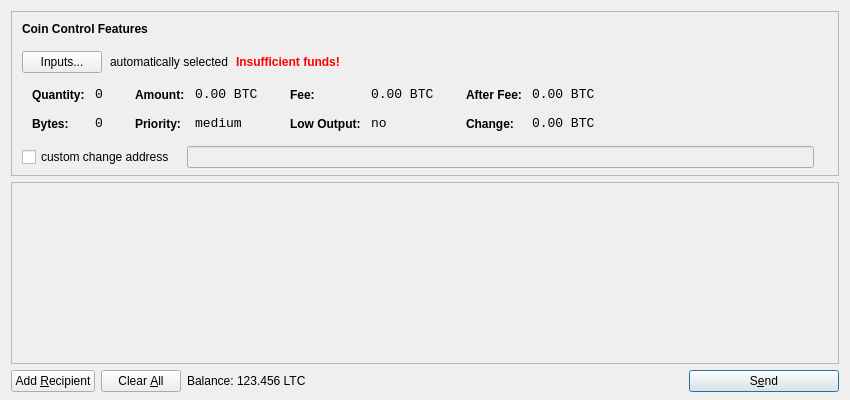
Old version of the form src/qt/forms/sendcoinsdialog.ui in the repository FRN-Crypto/FRN.
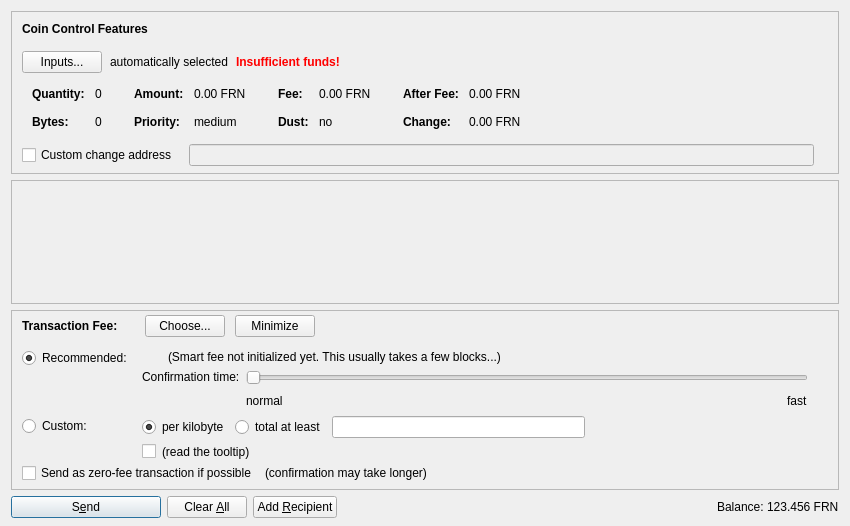
New version of the form. Icons and pictures are not drawn. Custom widgets are drawn as their Qt base class.

```diff
--- a/src/qt/forms/sendcoinsdialog.ui
+++ b/src/qt/forms/sendcoinsdialog.ui
@@ -7,13 +7,13 @@
     <x>0</x>
     <y>0</y>
     <width>850</width>
-    <height>400</height>
+    <height>526</height>
    </rect>
   </property>
   <property name="windowTitle">
    <string>Send Coins</string>
   </property>
-  <layout class="QVBoxLayout" name="verticalLayout" stretch="0,1,0">
+  <layout class="QVBoxLayout" name="verticalLayout" stretch="0,1,0,0">
    <property name="bottomMargin">
     <number>8</number>
    </property>
@@ -39,7 +39,7 @@
      </property>
      <layout class="QVBoxLayout" name="verticalLayoutCoinControl2">
       <property name="spacing">
-       <number>-1</number>
+       <number>0</number>
       </property>
       <property name="leftMargin">
        <number>0</number>
@@ -206,8 +206,11 @@
                </property>
                <item row="0" column="0">
                 <widget class="QLabel" name="labelCoinControlQuantityText">
-                 <property name="styleSheet">
-                  <string notr="true">font-weight:bold;</string>
+                 <property name="font">
+                  <font>
+                   <weight>75</weight>
+                   <bold>true</bold>
+                  </font>
                  </property>
                  <property name="text">
                   <string>Quantity:</string>
@@ -219,12 +222,6 @@
                </item>
                <item row="0" column="1">
                 <widget class="QLabel" name="labelCoinControlQuantity">
-                 <property name="font">
-                  <font>
-                   <family>Monospace</family>
-                   <pointsize>10</pointsize>
-                  </font>
-                 </property>
                  <property name="cursor">
                   <cursorShape>IBeamCursor</cursorShape>
                  </property>
@@ -244,8 +241,11 @@
                </item>
                <item row="1" column="0">
                 <widget class="QLabel" name="labelCoinControlBytesText">
-                 <property name="styleSheet">
-                  <string notr="true">font-weight:bold;</string>
+                 <property name="font">
+                  <font>
+                   <weight>75</weight>
+                   <bold>true</bold>
+                  </font>
                  </property>
                  <property name="text">
                   <string>Bytes:</string>
@@ -254,12 +254,6 @@
                </item>
                <item row="1" column="1">
                 <widget class="QLabel" name="labelCoinControlBytes">
-                 <property name="font">
-                  <font>
-                   <family>Monospace</family>
-                   <pointsize>10</pointsize>
-                  </font>
-                 </property>
                  <property name="cursor">
                   <cursorShape>IBeamCursor</cursorShape>
                  </property>
@@ -295,8 +289,11 @@
                </property>
                <item row="0" column="0">
                 <widget class="QLabel" name="labelCoinControlAmountText">
-                 <property name="styleSheet">
-                  <string notr="true">font-weight:bold;</string>
+                 <property name="font">
+                  <font>
+                   <weight>75</weight>
+                   <bold>true</bold>
+                  </font>
                  </property>
                  <property name="text">
                   <string>Amount:</string>
@@ -308,12 +305,6 @@
                </item>
                <item row="0" column="1">
                 <widget class="QLabel" name="labelCoinControlAmount">
-                 <property name="font">
-                  <font>
-                   <family>Monospace</family>
-                   <pointsize>10</pointsize>
-                  </font>
-                 </property>
                  <property name="cursor">
                   <cursorShape>IBeamCursor</cursorShape>
                  </property>
@@ -321,7 +312,7 @@
                   <enum>Qt::ActionsContextMenu</enum>
                  </property>
                  <property name="text">
-                  <string notr="true">0.00 BTC</string>
+                  <string notr="true">0.00 FRN</string>
                  </property>
                  <property name="textInteractionFlags">
                   <set>Qt::LinksAccessibleByMouse|Qt::TextSelectableByKeyboard|Qt::TextSelectableByMouse</set>
@@ -330,8 +321,11 @@
                </item>
                <item row="1" column="0">
                 <widget class="QLabel" name="labelCoinControlPriorityText">
-                 <property name="styleSheet">
-                  <string notr="true">font-weight:bold;</string>
+                 <property name="font">
+                  <font>
+                   <weight>75</weight>
+                   <bold>true</bold>
+                  </font>
                  </property>
                  <property name="text">
                   <string>Priority:</string>
@@ -340,12 +334,6 @@
                </item>
                <item row="1" column="1">
                 <widget class="QLabel" name="labelCoinControlPriority">
-                 <property name="font">
-                  <font>
-                   <family>Monospace</family>
-                   <pointsize>10</pointsize>
-                  </font>
-                 </property>
                  <property name="cursor">
                   <cursorShape>IBeamCursor</cursorShape>
                  </property>
@@ -381,8 +369,11 @@
                </property>
                <item row="0" column="0">
                 <widget class="QLabel" name="labelCoinControlFeeText">
-                 <property name="styleSheet">
-                  <string notr="true">font-weight:bold;</string>
+                 <property name="font">
+                  <font>
+                   <weight>75</weight>
+                   <bold>true</bold>
+                  </font>
                  </property>
                  <property name="text">
                   <string>Fee:</string>
@@ -394,12 +385,6 @@
                </item>
                <item row="0" column="1">
                 <widget class="QLabel" name="labelCoinControlFee">
-                 <property name="font">
-                  <font>
-                   <family>Monospace</family>
-                   <pointsize>10</pointsize>
-                  </font>
-                 </property>
                  <property name="cursor">
                   <cursorShape>IBeamCursor</cursorShape>
                  </property>
@@ -407,7 +392,7 @@
                   <enum>Qt::ActionsContextMenu</enum>
                  </property>
                  <property name="text">
-                  <string notr="true">0.00 BTC</string>
+                  <string notr="true">0.00 FRN</string>
                  </property>
                  <property name="textInteractionFlags">
                   <set>Qt::LinksAccessibleByMouse|Qt::TextSelectableByKeyboard|Qt::TextSelectableByMouse</set>
@@ -416,22 +401,19 @@
                </item>
                <item row="1" column="0">
                 <widget class="QLabel" name="labelCoinControlLowOutputText">
-                 <property name="styleSheet">
-                  <string notr="true">font-weight:bold;</string>
+                 <property name="font">
+                  <font>
+                   <weight>75</weight>
+                   <bold>true</bold>
+                  </font>
                  </property>
                  <property name="text">
-                  <string>Low Output:</string>
+                  <string>Dust:</string>
                  </property>
                 </widget>
                </item>
                <item row="1" column="1">
                 <widget class="QLabel" name="labelCoinControlLowOutput">
-                 <property name="font">
-                  <font>
-                   <family>Monospace</family>
-                   <pointsize>10</pointsize>
-                  </font>
-                 </property>
                  <property name="cursor">
                   <cursorShape>IBeamCursor</cursorShape>
                  </property>
@@ -467,8 +449,11 @@
                </property>
                <item row="0" column="0">
                 <widget class="QLabel" name="labelCoinControlAfterFeeText">
-                 <property name="styleSheet">
-                  <string notr="true">font-weight:bold;</string>
+                 <property name="font">
+                  <font>
+                   <weight>75</weight>
+                   <bold>true</bold>
+                  </font>
                  </property>
                  <property name="text">
                   <string>After Fee:</string>
@@ -480,12 +465,6 @@
                </item>
                <item row="0" column="1">
                 <widget class="QLabel" name="labelCoinControlAfterFee">
-                 <property name="font">
-                  <font>
-                   <family>Monospace</family>
-                   <pointsize>10</pointsize>
-                  </font>
-                 </property>
                  <property name="cursor">
                   <cursorShape>IBeamCursor</cursorShape>
                  </property>
@@ -493,7 +472,7 @@
                   <enum>Qt::ActionsContextMenu</enum>
                  </property>
                  <property name="text">
-                  <string notr="true">0.00 BTC</string>
+                  <string notr="true">0.00 FRN</string>
                  </property>
                  <property name="textInteractionFlags">
                   <set>Qt::LinksAccessibleByMouse|Qt::TextSelectableByKeyboard|Qt::TextSelectableByMouse</set>
@@ -502,8 +481,11 @@
                </item>
                <item row="1" column="0">
                 <widget class="QLabel" name="labelCoinControlChangeText">
-                 <property name="styleSheet">
-                  <string notr="true">font-weight:bold;</string>
+                 <property name="font">
+                  <font>
+                   <weight>75</weight>
+                   <bold>true</bold>
+                  </font>
                  </property>
                  <property name="text">
                   <string>Change:</string>
@@ -512,12 +494,6 @@
                </item>
                <item row="1" column="1">
                 <widget class="QLabel" name="labelCoinControlChange">
-                 <property name="font">
-                  <font>
-                   <family>Monospace</family>
-                   <pointsize>10</pointsize>
-                  </font>
-                 </property>
                  <property name="cursor">
                   <cursorShape>IBeamCursor</cursorShape>
                  </property>
@@ -525,7 +501,7 @@
                   <enum>Qt::ActionsContextMenu</enum>
                  </property>
                  <property name="text">
-                  <string notr="true">0.00 BTC</string>
+                  <string notr="true">0.00 FRN</string>
                  </property>
                  <property name="textInteractionFlags">
                   <set>Qt::LinksAccessibleByMouse|Qt::TextSelectableByKeyboard|Qt::TextSelectableByMouse</set>
@@ -556,7 +532,7 @@
           <item>
            <widget class="QCheckBox" name="checkBoxCoinControlChange">
             <property name="text">
-             <string>custom change address</string>
+             <string>Custom change address</string>
             </property>
            </widget>
           </item>
@@ -626,11 +602,20 @@
         <x>0</x>
         <y>0</y>
         <width>830</width>
-        <height>165</height>
+        <height>68</height>
        </rect>
       </property>
-      <layout class="QVBoxLayout" name="verticalLayout_2">
-       <property name="margin">
+      <layout class="QVBoxLayout" name="verticalLayout_2" stretch="0,1">
+       <property name="leftMargin">
+        <number>0</number>
+       </property>
+       <property name="topMargin">
+        <number>0</number>
+       </property>
+       <property name="rightMargin">
+        <number>0</number>
+       </property>
+       <property name="bottomMargin">
         <number>0</number>
        </property>
        <item>
@@ -657,15 +642,605 @@
      </widget>
     </widget>
    </item>
+   <item>
+    <widget class="QFrame" name="frameFee">
+     <property name="sizePolicy">
+      <sizepolicy hsizetype="Expanding" vsizetype="Expanding">
+       <horstretch>0</horstretch>
+       <verstretch>0</verstretch>
+      </sizepolicy>
+     </property>
+     <property name="maximumSize">
+      <size>
+       <width>16777215</width>
+       <height>16777215</height>
+      </size>
+     </property>
+     <property name="frameShape">
+      <enum>QFrame::StyledPanel</enum>
+     </property>
+     <property name="frameShadow">
+      <enum>QFrame::Sunken</enum>
+     </property>
+     <layout class="QVBoxLayout" name="verticalLayoutFee1">
+      <property name="spacing">
+       <number>0</number>
+      </property>
+      <property name="leftMargin">
+       <number>0</number>
+      </property>
+      <property name="topMargin">
+       <number>0</number>
+      </property>
+      <property name="rightMargin">
+       <number>0</number>
+      </property>
+      <property name="bottomMargin">
+       <number>0</number>
+      </property>
+      <item>
+       <layout class="QVBoxLayout" name="verticalLayoutFee2" stretch="0,0,0">
+        <property name="spacing">
+         <number>0</number>
+        </property>
+        <property name="leftMargin">
+         <number>10</number>
+        </property>
+        <property name="topMargin">
+         <number>0</number>
+        </property>
+        <item>
+         <layout class="QHBoxLayout" name="horizontalLayoutFee1">
+          <property name="bottomMargin">
+           <number>0</number>
+          </property>
+          <item>
+           <layout class="QVBoxLayout" name="verticalLayoutFee7">
+            <property name="spacing">
+             <number>0</number>
+            </property>
+            <item>
+             <spacer name="verticalSpacerSmartFee">
+              <property name="orientation">
+               <enum>Qt::Vertical</enum>
+              </property>
+              <property name="sizeType">
+               <enum>QSizePolicy::Fixed</enum>
+              </property>
+              <property name="sizeHint" stdset="0">
+               <size>
+                <width>1</width>
+                <height>4</height>
+               </size>
+              </property>
+             </spacer>
+            </item>
+            <item>
+             <layout class="QHBoxLayout" name="horizontalLayoutSmartFee">
+              <property name="spacing">
+               <number>10</number>
+              </property>
+              <item>
+               <widget class="QLabel" name="labelFeeHeadline">
+                <property name="sizePolicy">
+                 <sizepolicy hsizetype="Preferred" vsizetype="Maximum">
+                  <horstretch>0</horstretch>
+                  <verstretch>0</verstretch>
+                 </sizepolicy>
+                </property>
+                <property name="font">
+                 <font>
+                  <weight>75</weight>
+                  <bold>true</bold>
+                 </font>
+                </property>
+                <property name="styleSheet">
+                 <string notr="true">font-weight:bold;</string>
+                </property>
+                <property name="text">
+                 <string>Transaction Fee:</string>
+                </property>
+               </widget>
+              </item>
+              <item>
+               <widget class="QLabel" name="labelFeeMinimized">
+                <property name="text">
+                 <string/>
+                </property>
+               </widget>
+              </item>
+              <item>
+               <widget class="QPushButton" name="buttonChooseFee">
+                <property name="text">
+                 <string>Choose...</string>
+                </property>
+               </widget>
+              </item>
+              <item>
+               <widget class="QPushButton" name="buttonMinimizeFee">
+                <property name="toolTip">
+                 <string>collapse fee-settings</string>
+                </property>
+                <property name="text">
+                 <string>Minimize</string>
+                </property>
+               </widget>
+              </item>
+             </layout>
+            </item>
+            <item>
+             <spacer name="verticalSpacer_5">
+              <property name="orientation">
+               <enum>Qt::Vertical</enum>
+              </property>
+              <property name="sizeHint" stdset="0">
+               <size>
+                <width>1</width>
+                <height>1</height>
+               </size>
+              </property>
+             </spacer>
+            </item>
+           </layout>
+          </item>
+          <item>
+           <spacer name="horizontalSpacer_4">
+            <property name="orientation">
+             <enum>Qt::Horizontal</enum>
+            </property>
+            <property name="sizeHint" stdset="0">
+             <size>
+              <width>40</width>
+              <height>20</height>
+             </size>
+            </property>
+           </spacer>
+          </item>
+         </layout>
+        </item>
+        <item>
+         <widget class="QFrame" name="frameFeeSelection">
+          <layout class="QVBoxLayout" name="verticalLayoutFee12">
+           <property name="spacing">
+            <number>0</number>
+           </property>
+           <property name="leftMargin">
+            <number>0</number>
+           </property>
+           <property name="topMargin">
+            <number>0</number>
+           </property>
+           <property name="rightMargin">
+            <number>0</number>
+           </property>
+           <property name="bottomMargin">
+            <number>0</number>
+           </property>
+           <item>
+            <layout class="QGridLayout" name="gridLayoutFee">
+             <property name="topMargin">
+              <number>10</number>
+             </property>
+             <property name="bottomMargin">
+              <number>4</number>
+             </property>
+             <property name="horizontalSpacing">
+              <number>10</number>
+             </property>
+             <property name="verticalSpacing">
+              <number>4</number>
+             </property>
+             <item row="1" column="1">
+              <layout class="QVBoxLayout" name="verticalLayoutFee8">
+               <property name="spacing">
+                <number>6</number>
+               </property>
+               <item>
+                <layout class="QHBoxLayout" name="horizontalLayoutFee13">
+                 <item>
+                  <widget class="QRadioButton" name="radioCustomPerKilobyte">
+                   <property name="toolTip">
+                    <string>If the custom fee is set to 1000 satoshis and the transaction is only 250 bytes, then &quot;per kilobyte&quot; only pays 250 satoshis in fee, while &quot;at least&quot; pays 1000 satoshis. For transactions bigger than a kilobyte both pay by kilobyte.</string>
+                   </property>
+                   <property name="text">
+                    <string>per kilobyte</string>
+                   </property>
+                   <property name="checked">
+                    <bool>true</bool>
+                   </property>
+                   <attribute name="buttonGroup">
+                    <string notr="true">groupCustomFee</string>
+                   </attribute>
+                  </widget>
+                 </item>
+                 <item>
+                  <widget class="QRadioButton" name="radioCustomAtLeast">
+                   <property name="toolTip">
+                    <string>If the custom fee is set to 1000 satoshis and the transaction is only 250 bytes, then &quot;per kilobyte&quot; only pays 250 satoshis in fee, while &quot;total at least&quot; pays 1000 satoshis. For transactions bigger than a kilobyte both pay by kilobyte.</string>
+                   </property>
+                   <property name="text">
+                    <string>total at least</string>
+                   </property>
+                   <attribute name="buttonGroup">
+                    <string notr="true">groupCustomFee</string>
+                   </attribute>
+                  </widget>
+                 </item>
+                 <item>
+                  <widget class="BitcoinAmountField" name="customFee"/>
+                 </item>
+                 <item>
+                  <spacer name="horizontalSpacer_6">
+                   <property name="orientation">
+                    <enum>Qt::Horizontal</enum>
+                   </property>
+                   <property name="sizeHint" stdset="0">
+                    <size>
+                     <width>1</width>
+                     <height>1</height>
+                    </size>
+                   </property>
+                  </spacer>
+                 </item>
+                </layout>
+               </item>
+               <item>
+                <layout class="QHBoxLayout" name="horizontalLayoutFee8">
+                 <item>
+                  <widget class="QCheckBox" name="checkBoxMinimumFee">
+                   <property name="toolTip">
+                    <string>Paying only the minimum fee is just fine as long as there is less transaction volume than space in the blocks. But be aware that this can end up in a never confirming transaction once there is more demand for Francs transactions than the network can process.</string>
+                   </property>
+                   <property name="text">
+                    <string/>
+                   </property>
+                  </widget>
+                 </item>
+                 <item>
+                  <widget class="QLabel" name="labelMinFeeWarning">
+                   <property name="enabled">
+                    <bool>true</bool>
+                   </property>
+                   <property name="toolTip">
+                    <string>Paying only the minimum fee is just fine as long as there is less transaction volume than space in the blocks. But be aware that this can end up in a never confirming transaction once there is more demand for Francs transactions than the network can process.</string>
+                   </property>
+                   <property name="text">
+                    <string>(read the tooltip)</string>
+                   </property>
+                   <property name="margin">
+                    <number>5</number>
+                   </property>
+                  </widget>
+                 </item>
+                 <item>
+                  <spacer name="horizontalSpacer_2">
+                   <property name="orientation">
+                    <enum>Qt::Horizontal</enum>
+                   </property>
+                   <property name="sizeHint" stdset="0">
+                    <size>
+                     <width>1</width>
+                     <height>1</height>
+                    </size>
+                   </property>
+                  </spacer>
+                 </item>
+                </layout>
+               </item>
+              </layout>
+             </item>
+             <item row="0" column="0">
+              <layout class="QVBoxLayout" name="verticalLayoutFee4" stretch="0,1">
+               <item>
+                <widget class="QRadioButton" name="radioSmartFee">
+                 <property name="text">
+                  <string>Recommended:</string>
+                 </property>
+                 <property name="checked">
+                  <bool>true</bool>
+                 </property>
+                 <attribute name="buttonGroup">
+                  <string notr="true">groupFee</string>
+                 </attribute>
+                </widget>
+               </item>
+               <item>
+                <spacer name="verticalSpacer_2">
+                 <property name="orientation">
+                  <enum>Qt::Vertical</enum>
+                 </property>
+                 <property name="sizeHint" stdset="0">
+                  <size>
+                   <width>1</width>
+                   <height>1</height>
+                  </size>
+                 </property>
+                </spacer>
+               </item>
+              </layout>
+             </item>
+             <item row="1" column="0">
+              <layout class="QVBoxLayout" name="verticalLayoutFee9" stretch="0,1">
+               <item>
+                <widget class="QRadioButton" name="radioCustomFee">
+                 <property name="text">
+                  <string>Custom:</string>
+                 </property>
+                 <attribute name="buttonGroup">
+                  <string notr="true">groupFee</string>
+                 </attribute>
+                </widget>
+               </item>
+               <item>
+                <spacer name="verticalSpacer_6">
+                 <property name="orientation">
+                  <enum>Qt::Vertical</enum>
+                 </property>
+                 <property name="sizeHint" stdset="0">
+                  <size>
+                   <width>1</width>
+                   <height>1</height>
+                  </size>
+                 </property>
+                </spacer>
+               </item>
+              </layout>
+             </item>
+             <item row="0" column="1">
+              <layout class="QVBoxLayout" name="verticalLayoutFee3" stretch="0,0,1">
+               <property name="spacing">
+                <number>6</number>
+               </property>
+               <property name="topMargin">
+                <number>2</number>
+               </property>
+               <item>
+                <layout class="QHBoxLayout" name="horizontalLayoutFee12">
+                 <item>
+                  <widget class="QLabel" name="labelSmartFee">
+                   <property name="text">
+                    <string/>
+                   </property>
+                   <property name="margin">
+                    <number>2</number>
+                   </property>
+                  </widget>
+                 </item>
+                 <item>
+                  <widget class="QLabel" name="labelFeeEstimation">
+                   <property name="text">
+                    <string/>
+                   </property>
+                  </widget>
+                 </item>
+                 <item>
+                  <widget class="QLabel" name="labelSmartFee2">
+                   <property name="text">
+                    <string>(Smart fee not initialized yet. This usually takes a few blocks...)</string>
+                   </property>
+                   <property name="margin">
+                    <number>2</number>
+                   </property>
+                  </widget>
+                 </item>
+                 <item>
+                  <spacer name="horizontalSpacer_5">
+                   <property name="orientation">
+                    <enum>Qt::Horizontal</enum>
+                   </property>
+                   <property name="sizeHint" stdset="0">
+                    <size>
+                     <width>1</width>
+                     <height>1</height>
+                    </size>
+                   </property>
+                  </spacer>
+                 </item>
+                </layout>
+               </item>
+               <item>
+                <layout class="QHBoxLayout" name="horizontalLayoutFee9">
+                 <item>
+                  <layout class="QVBoxLayout" name="verticalLayoutFee6">
+                   <item>
+                    <widget class="QLabel" name="labelSmartFee3">
+                     <property name="text">
+                      <string>Confirmation time:</string>
+                     </property>
+                     <property name="margin">
+                      <number>2</number>
+                     </property>
+                    </widget>
+                   </item>
+                   <item>
+                    <spacer name="verticalSpacer_3">
+                     <property name="orientation">
+                      <enum>Qt::Vertical</enum>
+                     </property>
+                     <property name="sizeHint" stdset="0">
+                      <size>
+                       <width>1</width>
+                       <height>1</height>
+                      </size>
+                     </property>
+                    </spacer>
+                   </item>
+                  </layout>
+                 </item>
+                 <item>
+                  <layout class="QVBoxLayout" name="verticalLayoutFee5">
+                   <property name="rightMargin">
+                    <number>30</number>
+                   </property>
+                   <item>
+                    <widget class="QSlider" name="sliderSmartFee">
+                     <property name="minimum">
+                      <number>0</number>
+                     </property>
+                     <property name="maximum">
+                      <number>24</number>
+                     </property>
+                     <property name="pageStep">
+                      <number>1</number>
+                     </property>
+                     <property name="value">
+                      <number>0</number>
+                     </property>
+                     <property name="orientation">
+                      <enum>Qt::Horizontal</enum>
+                     </property>
+                     <property name="invertedAppearance">
+                      <bool>false</bool>
+                     </property>
+                     <property name="invertedControls">
+                      <bool>false</bool>
+                     </property>
+                     <property name="tickPosition">
+                      <enum>QSlider::NoTicks</enum>
+                     </property>
+                    </widget>
+                   </item>
+                   <item>
+                    <layout class="QHBoxLayout" name="horizontalLayoutFee10">
+                     <item>
+                      <widget class="QLabel" name="labelSmartFeeNormal">
+                       <property name="text">
+                        <string>normal</string>
+                       </property>
+                      </widget>
+                     </item>
+                     <item>
+                      <spacer name="horizontalSpacer_3">
+                       <property name="orientation">
+                        <enum>Qt::Horizontal</enum>
+                       </property>
+                       <property name="sizeHint" stdset="0">
+                        <size>
+                         <width>40</width>
+                         <height>20</height>
+                        </size>
+                       </property>
+                      </spacer>
+                     </item>
+                     <item>
+                      <widget class="QLabel" name="labelSmartFeeFast">
+                       <property name="text">
+                        <string>fast</string>
+                       </property>
+                      </widget>
+                     </item>
+                    </layout>
+                   </item>
+                  </layout>
+                 </item>
+                </layout>
+               </item>
+               <item>
+                <spacer name="verticalSpacer_4">
+                 <property name="orientation">
+                  <enum>Qt::Vertical</enum>
+                 </property>
+                 <property name="sizeHint" stdset="0">
+                  <size>
+                   <width>1</width>
+                   <height>1</height>
+                  </size>
+                 </property>
+                </spacer>
+               </item>
+              </layout>
+             </item>
+            </layout>
+           </item>
+           <item>
+            <layout class="QHBoxLayout" name="horizontalLayoutFee5" stretch="0,0,0">
+             <property name="spacing">
+              <number>8</number>
+             </property>
+             <property name="bottomMargin">
+              <number>4</number>
+             </property>
+             <item>
+              <widget class="QCheckBox" name="checkBoxFreeTx">
+               <property name="text">
+                <string>Send as zero-fee transaction if possible</string>
+               </property>
+              </widget>
+             </item>
+             <item>
+              <widget class="QLabel" name="labelFreeTx">
+               <property name="text">
+                <string>(confirmation may take longer)</string>
+               </property>
+               <property name="margin">
+                <number>5</number>
+               </property>
+              </widget>
+             </item>
+             <item>
+              <spacer name="horizontalSpacerFee5">
+               <property name="orientation">
+                <enum>Qt::Horizontal</enum>
+               </property>
+               <property name="sizeHint" stdset="0">
+                <size>
+                 <width>1</width>
+                 <height>1</height>
+                </size>
+               </property>
+              </spacer>
+             </item>
+            </layout>
+           </item>
+           <item>
+            <spacer name="verticalSpacerFee2">
+             <property name="orientation">
+              <enum>Qt::Vertical</enum>
+             </property>
+             <property name="sizeHint" stdset="0">
+              <size>
+               <width>1</width>
+               <height>1</height>
+              </size>
+             </property>
+            </spacer>
+           </item>
+          </layout>
+         </widget>
+        </item>
+        <item>
+         <spacer name="verticalSpacerFee">
+          <property name="orientation">
+           <enum>Qt::Vertical</enum>
+          </property>
+          <property name="sizeHint" stdset="0">
+           <size>
+            <width>800</width>
+            <height>1</height>
+           </size>
+          </property>
+         </spacer>
+        </item>
+       </layout>
+      </item>
+     </layout>
+    </widget>
+   </item>
    <item>
     <layout class="QHBoxLayout" name="horizontalLayout">
      <item>
-      <widget class="QPushButton" name="addButton">
+      <widget class="QPushButton" name="sendButton">
+       <property name="minimumSize">
+        <size>
+         <width>150</width>
+         <height>0</height>
+        </size>
+       </property>
        <property name="toolTip">
         <string>Send to multiple recipients at once</string>
        </property>
        <property name="text">
-        <string>Add &amp;Recipient</string>
+        <string>S&amp;end</string>
        </property>
        <property name="icon">
         <iconset resource="../bitcoin.qrc">
@@ -674,6 +1249,9 @@
        <property name="autoDefault">
         <bool>false</bool>
        </property>
+       <property name="default">
+        <bool>true</bool>
+       </property>
       </widget>
      </item>
      <item>
@@ -697,11 +1275,38 @@
        <property name="autoRepeatDelay">
         <number>300</number>
        </property>
+      </widget>
+     </item>
+     <item>
+      <widget class="QPushButton" name="addButton">
+       <property name="toolTip">
+        <string>Send to multiple recipients at once</string>
+       </property>
+       <property name="text">
+        <string>Add &amp;Recipient</string>
+       </property>
+       <property name="icon">
+        <iconset resource="../bitcoin.qrc">
+         <normaloff>:/icons/add</normaloff>:/icons/add</iconset>
+       </property>
        <property name="autoDefault">
         <bool>false</bool>
        </property>
       </widget>
      </item>
+     <item>
+      <spacer name="horizontalSpacer">
+       <property name="orientation">
+        <enum>Qt::Horizontal</enum>
+       </property>
+       <property name="sizeHint" stdset="0">
+        <size>
+         <width>40</width>
+         <height>20</height>
+        </size>
+       </property>
+      </spacer>
+     </item>
      <item>
       <layout class="QHBoxLayout" name="horizontalLayout_2">
        <property name="spacing">
@@ -709,6 +1314,12 @@
        </property>
        <item>
         <widget class="QLabel" name="label">
+         <property name="sizePolicy">
+          <sizepolicy hsizetype="Preferred" vsizetype="Fixed">
+           <horstretch>0</horstretch>
+           <verstretch>0</verstretch>
+          </sizepolicy>
+         </property>
          <property name="text">
           <string>Balance:</string>
          </property>
@@ -716,11 +1327,17 @@
        </item>
        <item>
         <widget class="QLabel" name="labelBalance">
+         <property name="sizePolicy">
+          <sizepolicy hsizetype="Preferred" vsizetype="Fixed">
+           <horstretch>0</horstretch>
+           <verstretch>0</verstretch>
+          </sizepolicy>
+         </property>
          <property name="cursor">
           <cursorShape>IBeamCursor</cursorShape>
          </property>
          <property name="text">
-          <string>123.456 LTC</string>
+          <string notr="true">123.456 FRN</string>
          </property>
          <property name="textInteractionFlags">
           <set>Qt::LinksAccessibleByMouse|Qt::TextSelectableByKeyboard|Qt::TextSelectableByMouse</set>
@@ -729,46 +1346,23 @@
        </item>
       </layout>
      </item>
-     <item>
-      <spacer name="horizontalSpacer">
-       <property name="orientation">
-        <enum>Qt::Horizontal</enum>
-       </property>
-       <property name="sizeHint" stdset="0">
-        <size>
-         <width>40</width>
-         <height>20</height>
-        </size>
-       </property>
-      </spacer>
-     </item>
-     <item>
-      <widget class="QPushButton" name="sendButton">
-       <property name="minimumSize">
-        <size>
-         <width>150</width>
-         <height>0</height>
-        </size>
-       </property>
-       <property name="toolTip">
-        <string>Confirm the send action</string>
-       </property>
-       <property name="text">
-        <string>S&amp;end</string>
-       </property>
-       <property name="icon">
-        <iconset resource="../bitcoin.qrc">
-         <normaloff>:/icons/send</normaloff>:/icons/send</iconset>
-       </property>
-       <property name="default">
-        <bool>true</bool>
-       </property>
-      </widget>
-     </item>
     </layout>
    </item>
   </layout>
  </widget>
+ <customwidgets>
+  <customwidget>
+   <class>QValidatedLineEdit</class>
+   <extends>QLineEdit</extends>
+   <header>qvalidatedlineedit.h</header>
+  </customwidget>
+  <customwidget>
+   <class>BitcoinAmountField</class>
+   <extends>QLineEdit</extends>
+   <header>bitcoinamountfield.h</header>
+   <container>1</container>
+  </customwidget>
+ </customwidgets>
  <resources>
   <include location="../bitcoin.qrc"/>
  </resources>
```
Left out of the diff: 37 changed lines with no effect on the pictures.
